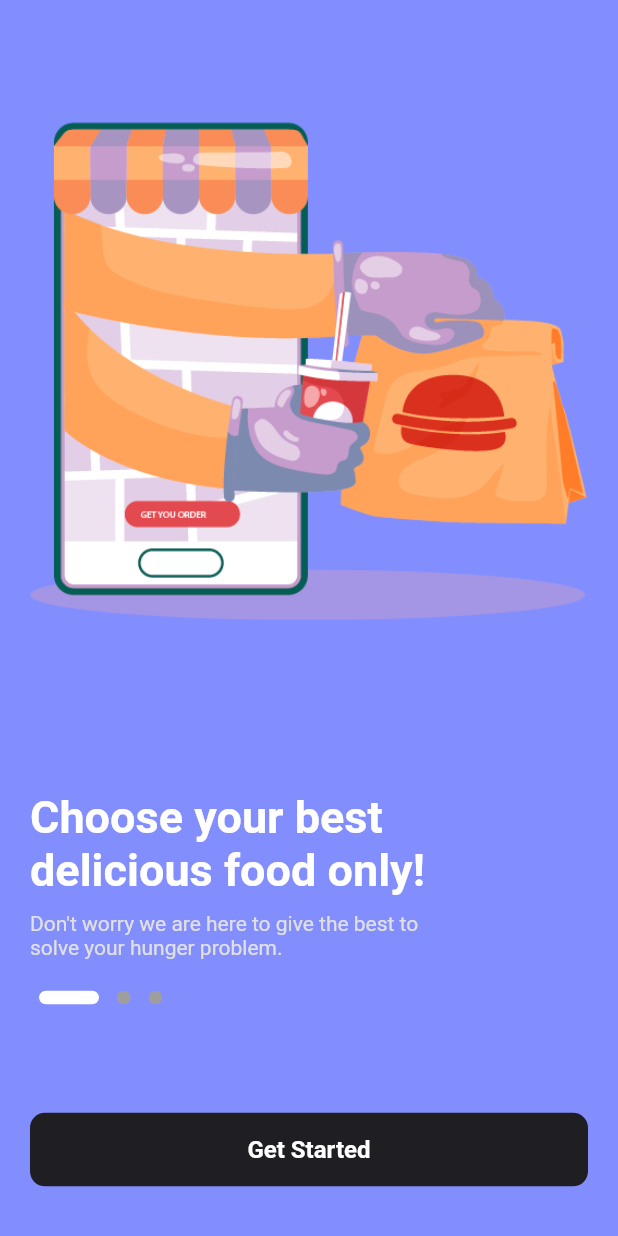
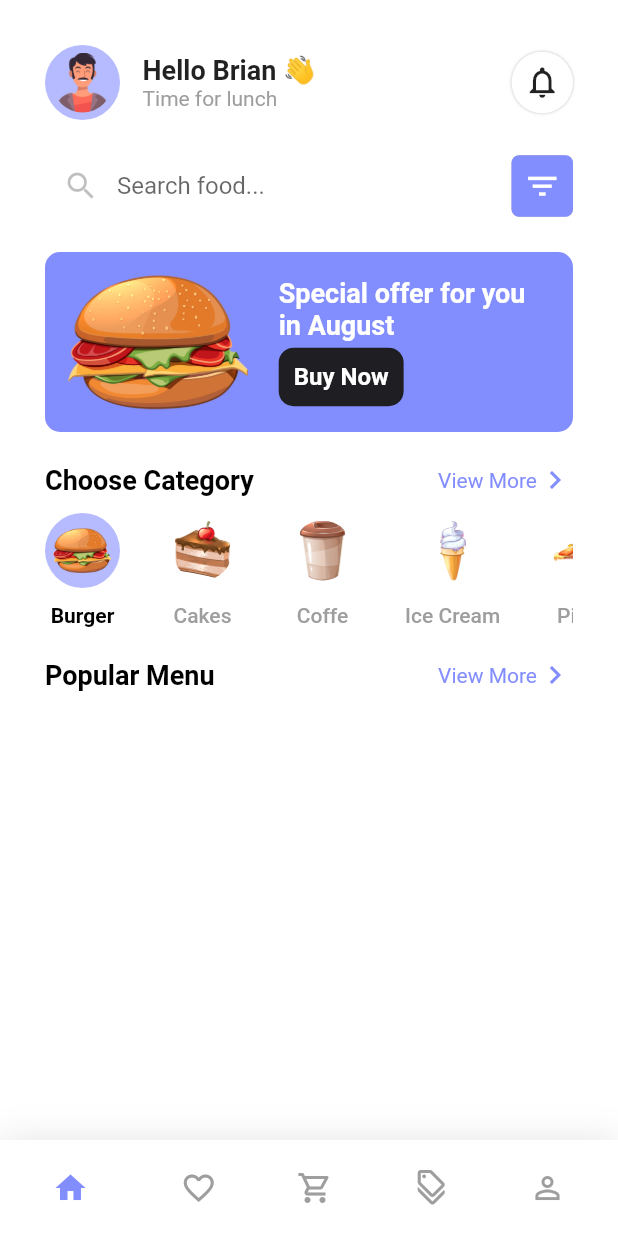
Before and after one commit to febriyantoilham/food_delivery, a Flutter app: the screen it shows after launch, after a tap on "Get Started", on a phone screen of 412 x 824 dp. Run offline on Flutter 3.47's test engine with Material 2 defaults, Android fonts, the light colour scheme and no system bars; drawn by our look-alikes of dots_indicator, google_nav_bar; our stand-ins replace get.

Commit message:
HomePageBuild
Home Page First Build

```diff
--- a/lib/route.dart
+++ b/lib/route.dart
@@ -1,10 +1,20 @@
+import 'package:food_delivery/screen/home/home_page.dart';
+import 'package:food_delivery/screen/navbar.dart';
 import 'package:food_delivery/screen/splash_screen/splash_screen.dart';
 import 'package:get/get.dart';
 
 class RouteHelper {
   static const String splash = "/splash";
+  static const String navbar = "/navbar";
+  static const String home = "/home";
+
   static String getSplash() => splash;
+  static String getNavbar() => navbar;
+  static String getHome() => home;
+
   static List<GetPage> routes = [
-    GetPage(name: splash, page: () => const SplashScreen())
+    GetPage(name: splash, page: () => const SplashScreen()),
+    GetPage(name: navbar, page: () => const NavBar()),
+    GetPage(name: home, page: () => const HomePage()),
   ];
 }
--- /dev/null
+++ b/lib/screen/home/home_page.dart
@@ -0,0 +1,259 @@
+import 'package:flutter/material.dart';
+import 'package:food_delivery/utilities/color.dart';
+import 'package:food_delivery/utilities/dimension.dart';
+import 'package:food_delivery/widget/button.dart';
+import 'package:food_delivery/widget/text.dart';
+import 'package:food_delivery/widget/textfield.dart';
+
+class HomePage extends StatefulWidget {
+  const HomePage({Key? key}) : super(key: key);
+
+  @override
+  State<HomePage> createState() => _HomePageState();
+}
+
+class _HomePageState extends State<HomePage> {
+  @override
+  Widget build(BuildContext context) {
+    return Scaffold(
+      backgroundColor: AppColor.backgroundColor,
+      body: Container(
+        margin: EdgeInsets.only(top: Dimension.statusBarHeight),
+        child: Padding(
+          padding: const EdgeInsets.all(30),
+          child: Column(
+            children: [
+              // Top Bar Profile Pic, Name, Notification
+              Row(
+                mainAxisAlignment: MainAxisAlignment.spaceBetween,
+                children: [
+                  Row(
+                    children: [
+                      CircleButton(
+                        image: AssetImage("assets/profile-avatar.png"),
+                        bgColor: AppColor.mainColor.withOpacity(0.60),
+                      ),
+                      SizedBox(width: Dimension.width15),
+                      Column(
+                        crossAxisAlignment: CrossAxisAlignment.start,
+                        children: const [
+                          MediumText(text: "Hello Brian 👋"),
+                          NormalText(text: "Time for lunch"),
+                        ],
+                      )
+                    ],
+                  ),
+                  const CircleIconButton(
+                    icon: Icons.notifications_outlined,
+                  )
+                ],
+              ),
+              SizedBox(height: Dimension.height20),
+              // Search Bar
+              Row(
+                children: [
+                  const AppTextField(
+                    text: "Search food...",
+                    icon: Icon(Icons.search_outlined),
+                  ),
+                  SizedBox(width: Dimension.width15),
+                  const SquareIconButton(
+                    icon: Icons.filter_list_outlined,
+                    boxColor: AppColor.mainColor,
+                    iconColor: Colors.white,
+                  )
+                ],
+              ),
+              SizedBox(height: Dimension.height20),
+              // Banner
+              Container(
+                width: double.maxFinite,
+                height: Dimension.screenHeight / (Dimension.screenHeight / 120),
+                padding: EdgeInsets.all(Dimension.height15),
+                decoration: BoxDecoration(
+                    color: AppColor.mainColor,
+                    borderRadius: BorderRadius.circular(Dimension.radius10)),
+                child: Row(
+                  children: [
+                    Expanded(
+                      flex: 2,
+                      child: Image.asset(
+                        "assets/burger.png",
+                      ),
+                    ),
+                    SizedBox(width: Dimension.width20),
+                    Expanded(
+                        flex: 3,
+                        child: Column(
+                          mainAxisAlignment: MainAxisAlignment.spaceAround,
+                          children: [
+                            const MediumText(
+                              text: "Special offer for you in August",
+                              color: Colors.white,
+                            ),
+                            // SizedBox(height: Dimension.height20),
+                            Row(
+                              children: [
+                                SquareButton(
+                                    text: "Buy Now",
+                                    padding: Dimension.height10),
+                              ],
+                            )
+                          ],
+                        )),
+                  ],
+                ),
+              ),
+              // Food Category
+              SizedBox(height: Dimension.height20),
+              Column(
+                children: [
+                  Row(
+                    mainAxisAlignment: MainAxisAlignment.spaceBetween,
+                    children: [
+                      const MediumText(
+                        text: "Choose Category",
+                        color: Colors.black,
+                      ),
+                      Row(
+                        children: const [
+                          NormalText(
+                            text: "View More",
+                            color: AppColor.mainColor,
+                          ),
+                          Icon(
+                            Icons.navigate_next,
+                            color: AppColor.mainColor,
+                          )
+                        ],
+                      )
+                    ],
+                  ),
+                  SizedBox(height: Dimension.height10),
+                  SingleChildScrollView(
+                    scrollDirection: Axis.horizontal,
+                    child: Row(
+                      children: [
+                        Column(
+                          children: [
+                            CircleButton(
+                              image: AssetImage("assets/burger.png"),
+                              bgColor: AppColor.mainColor.withOpacity(0.60),
+                            ),
+                            SizedBox(height: Dimension.height10),
+                            const NormalText(
+                              text: "Burger",
+                              color: Colors.black,
+                              fontWeight: FontWeight.bold,
+                            )
+                          ],
+                        ),
+                        SizedBox(width: Dimension.width30),
+                        Column(
+                          children: [
+                            const CircleButton(
+                              image: AssetImage("assets/cake.png"),
+                              bgColor: Colors.transparent,
+                            ),
+                            SizedBox(height: Dimension.height10),
+                            const NormalText(
+                              text: "Cakes",
+                              fontWeight: FontWeight.w500,
+                            )
+                          ],
+                        ),
+                        SizedBox(width: Dimension.width30),
+                        Column(
+                          children: [
+                            const CircleButton(
+                              image: AssetImage("assets/coffe.png"),
+                              bgColor: Colors.transparent,
+                            ),
+                            SizedBox(height: Dimension.height10),
+                            const NormalText(
+                              text: "Coffe",
+                              fontWeight: FontWeight.w500,
+                            )
+                          ],
+                        ),
+                        SizedBox(width: Dimension.width30),
+                        Column(
+                          children: [
+                            const CircleButton(
+                              image: AssetImage("assets/icecream.png"),
+                              bgColor: Colors.transparent,
+                            ),
+                            SizedBox(height: Dimension.height10),
+                            const NormalText(
+                              text: "Ice Cream",
+                              fontWeight: FontWeight.w500,
+                            )
+                          ],
+                        ),
+                        SizedBox(width: Dimension.width30),
+                        Column(
+                          children: [
+                            const CircleButton(
+                              image: AssetImage("assets/pizza.png"),
+                              bgColor: Colors.transparent,
+                            ),
+                            SizedBox(height: Dimension.height10),
+                            const NormalText(
+                              text: "Pizza",
+                              fontWeight: FontWeight.w500,
+                            )
+                          ],
+                        ),
+                        SizedBox(width: Dimension.width30),
+                        Column(
+                          children: [
+                            const CircleButton(
+                              image: AssetImage("assets/popcorn.png"),
+                              bgColor: Colors.transparent,
+                            ),
+                            SizedBox(height: Dimension.height10),
+                            const NormalText(
+                              text: "Pop Corn",
+                              fontWeight: FontWeight.w500,
+                            )
+                          ],
+                        ),
+                      ],
+                    ),
+                  ),
+                ],
+              ),
+              SizedBox(height: Dimension.height20),
+              // Popular Food Menu
+              Column(
+                children: [
+                  Row(
+                    mainAxisAlignment: MainAxisAlignment.spaceBetween,
+                    children: [
+                      const MediumText(
+                        text: "Popular Menu",
+                        color: Colors.black,
+                      ),
+                      Row(
+                        children: const [
+                          NormalText(
+                            text: "View More",
+                            color: AppColor.mainColor,
+                          ),
+                          Icon(
+                            Icons.navigate_next,
+                            color: AppColor.mainColor,
+                          )
+                        ],
+                      )
+                    ],
+                  ),
+                ],
+              ),
+            ],
+          ),
+        ),
+      ),
+    );
+  }
+}
--- /dev/null
+++ b/lib/screen/navbar.dart
@@ -0,0 +1,90 @@
+import 'package:flutter/material.dart';
+import 'package:food_delivery/screen/home/home_page.dart';
+import 'package:food_delivery/utilities/color.dart';
+import 'package:google_nav_bar/google_nav_bar.dart';
+
+class NavBar extends StatefulWidget {
+  const NavBar({Key? key}) : super(key: key);
+
+  @override
+  State<NavBar> createState() => _NavBarState();
+}
+
+class _NavBarState extends State<NavBar> {
+  int _selectedIndex = 0;
+
+  static const List<Widget> _widgetOptions = <Widget>[
+    HomePage(),
+    Text("Favorite Page"),
+    Text("Cart Page"),
+    Text("Promo Page"),
+    Text("Profil Page"),
+  ];
+
+  @override
+  Widget build(BuildContext context) {
+    return Scaffold(
+      backgroundColor: Colors.white,
+      body: Center(
+        child: _widgetOptions.elementAt(_selectedIndex),
+      ),
+      bottomNavigationBar: Container(
+        decoration: BoxDecoration(
+          color: Colors.white,
+          boxShadow: [
+            BoxShadow(
+              blurRadius: 20,
+              color: Colors.black.withOpacity(.1),
+            )
+          ],
+        ),
+        child: SafeArea(
+          child: Padding(
+            padding: const EdgeInsets.symmetric(horizontal: 15.0, vertical: 8),
+            child: GNav(
+              rippleColor: Colors.grey[300]!,
+              hoverColor: Colors.grey[100]!,
+              gap: 8,
+              activeColor: AppColor.mainColor,
+              iconSize: 24,
+              padding: const EdgeInsets.symmetric(horizontal: 20, vertical: 12),
+              duration: const Duration(milliseconds: 400),
+              // tabBackgroundColor: Colors.grey[100]!,
+              color: Colors.grey,
+              tabs: [
+                GButton(
+                  icon: _selectedIndex == 0 ? Icons.home : Icons.home_outlined,
+                ),
+                GButton(
+                  icon: _selectedIndex == 1
+                      ? Icons.favorite
+                      : Icons.favorite_outline,
+                ),
+                GButton(
+                  icon: _selectedIndex == 2
+                      ? Icons.shopping_cart
+                      : Icons.shopping_cart_outlined,
+                ),
+                GButton(
+                  icon: _selectedIndex == 3
+                      ? Icons.discount
+                      : Icons.discount_outlined,
+                ),
+                GButton(
+                  icon:
+                      _selectedIndex == 4 ? Icons.person : Icons.person_outline,
+                ),
+              ],
+              selectedIndex: _selectedIndex,
+              onTabChange: (index) {
+                setState(() {
+                  _selectedIndex = index;
+                });
+              },
+            ),
+          ),
+        ),
+      ),
+    );
+  }
+}
--- a/lib/screen/splash_screen/splash_screen.dart
+++ b/lib/screen/splash_screen/splash_screen.dart
@@ -1,9 +1,11 @@
 import 'package:dots_indicator/dots_indicator.dart';
 import 'package:flutter/material.dart';
+import 'package:food_delivery/route.dart';
 import 'package:food_delivery/utilities/color.dart';
 import 'package:food_delivery/utilities/dimension.dart';
 import 'package:food_delivery/widget/button.dart';
 import 'package:food_delivery/widget/text.dart';
+import 'package:get/get.dart';
 
 class SplashScreen extends StatelessWidget {
   const SplashScreen({Key? key}) : super(key: key);
@@ -70,8 +72,11 @@ class SplashScreen extends StatelessWidget {
                     ),
                   ),
                   SquareButton(
-                    onTap: () {},
+                    onTap: () {
+                      Get.offNamed(RouteHelper.getNavbar());
+                    },
                     text: "Get Started",
+                    width: double.maxFinite,
                   )
                 ],
               ))
--- a/lib/utilities/dimension.dart
+++ b/lib/utilities/dimension.dart
@@ -10,6 +10,7 @@ class Dimension {
   static double height10 = screenHeight / (screenHeight / 10);
   static double height15 = screenHeight / (screenHeight / 15);
   static double height20 = screenHeight / (screenHeight / 20);
+  static double height25 = screenHeight / (screenHeight / 25);
   static double height30 = screenHeight / (screenHeight / 30);
   static double height40 = screenHeight / (screenHeight / 40);
   static double height50 = screenHeight / (screenHeight / 50);
@@ -27,6 +28,7 @@ class Dimension {
   static double widthx = screenWidth / (screenWidth / customWidth);
 
   //Radius
+  static double radius5 = 5;
   static double radius10 = 10;
 
   // Font Size
--- a/lib/widget/button.dart
+++ b/lib/widget/button.dart
@@ -3,26 +3,32 @@ import 'package:food_delivery/utilities/color.dart';
 import 'package:food_delivery/utilities/dimension.dart';
 
 class SquareButton extends StatelessWidget {
-  const SquareButton(
-      {Key? key,
-      required this.text,
-      this.buttonColor = AppColor.buttonColorBlack,
-      this.textColor = Colors.white,
-      this.onTap})
-      : super(key: key);
+  const SquareButton({
+    Key? key,
+    required this.text,
+    this.buttonColor = AppColor.buttonColorBlack,
+    this.textColor = Colors.white,
+    this.onTap,
+    this.width,
+    this.font = 16,
+    this.padding = 15,
+  }) : super(key: key);
 
   final String text;
   final Color buttonColor;
   final Color textColor;
   final VoidCallback? onTap;
+  final double? width;
+  final double font;
+  final double padding;
 
   @override
   Widget build(BuildContext context) {
     return GestureDetector(
       onTap: onTap,
       child: Container(
-        width: double.maxFinite,
-        padding: EdgeInsets.all(Dimension.height15),
+        width: width,
+        padding: EdgeInsets.all(padding),
         decoration: BoxDecoration(
             color: buttonColor,
             borderRadius:
@@ -31,12 +37,126 @@ class SquareButton extends StatelessWidget {
           child: Text(
             text,
             style: TextStyle(
-                color: textColor,
-                fontWeight: FontWeight.w600,
-                fontSize: Dimension.font16),
+                color: textColor, fontWeight: FontWeight.w600, fontSize: font),
           ),
         ),
       ),
     );
   }
 }
+
+class CircleButton extends StatelessWidget {
+  const CircleButton({
+    Key? key,
+    required this.image,
+    this.height = 40,
+    this.width = 40,
+    this.onTap,
+    required this.bgColor,
+  }) : super(key: key);
+
+  final ImageProvider image;
+  final double? height;
+  final double? width;
+  final VoidCallback? onTap;
+  final Color bgColor;
+
+  @override
+  Widget build(BuildContext context) {
+    return GestureDetector(
+      onTap: onTap,
+      child: Container(
+        padding: EdgeInsets.all(Dimension.height10 - 5),
+        decoration: BoxDecoration(
+          color: bgColor,
+          shape: BoxShape.circle,
+        ),
+        child: Container(
+          height: height,
+          width: width,
+          decoration: BoxDecoration(
+              shape: BoxShape.circle, image: DecorationImage(image: image)),
+        ),
+      ),
+    );
+  }
+}
+
+class CircleIconButton extends StatelessWidget {
+  const CircleIconButton({
+    Key? key,
+    required this.icon,
+    this.onTap,
+  }) : super(key: key);
+
+  final IconData icon;
+  final VoidCallback? onTap;
+
+  @override
+  Widget build(BuildContext context) {
+    return GestureDetector(
+      onTap: onTap,
+      child: Container(
+        padding: EdgeInsets.all(Dimension.height10 - 2),
+        decoration: BoxDecoration(
+          color: Colors.white,
+          boxShadow: [
+            BoxShadow(
+              color: Colors.black.withOpacity(0.25),
+              spreadRadius: 0,
+              blurRadius: 1,
+            )
+          ],
+          shape: BoxShape.circle,
+        ),
+        child: Icon(
+          icon,
+          size: Dimension.height25,
+        ),
+      ),
+    );
+  }
+}
+
+class SquareIconButton extends StatelessWidget {
+  const SquareIconButton({
+    Key? key,
+    required this.icon,
+    this.onTap,
+    this.boxColor = Colors.white,
+    this.iconColor = Colors.black,
+  }) : super(key: key);
+
+  final IconData icon;
+  final VoidCallback? onTap;
+  final Color? boxColor;
+  final Color? iconColor;
+
+  @override
+  Widget build(BuildContext context) {
+    return GestureDetector(
+      onTap: onTap,
+      child: Container(
+        padding: EdgeInsets.all(Dimension.height10 - 2),
+        decoration: BoxDecoration(
+            color: boxColor,
+            boxShadow: [
+              BoxShadow(
+                color: Colors.black.withOpacity(0.25),
+                spreadRadius: 0,
+                blurRadius: boxColor == Colors.white ? 1 : 0,
+              ),
+            ],
+            shape: BoxShape.rectangle,
+            borderRadius: BorderRadius.all(
+              Radius.circular(Dimension.radius5),
+            )),
+        child: Icon(
+          icon,
+          size: Dimension.height25,
+          color: iconColor,
+        ),
+      ),
+    );
+  }
+}
--- a/lib/widget/text.dart
+++ b/lib/widget/text.dart
@@ -32,10 +32,12 @@ class NormalText extends StatelessWidget {
     Key? key,
     this.color = Colors.grey,
     required this.text,
+    this.fontWeight,
   }) : super(key: key);
 
   final String text;
   final Color color;
+  final FontWeight? fontWeight;
 
   @override
   Widget build(BuildContext context) {
@@ -43,7 +45,32 @@ class NormalText extends StatelessWidget {
       text,
       style: TextStyle(
         color: color,
+        fontWeight: fontWeight,
       ),
     );
   }
 }
+
+class MediumText extends StatelessWidget {
+  const MediumText({
+    Key? key,
+    required this.text,
+    this.fontSize = 18,
+    this.fontWeight = FontWeight.bold,
+    this.color,
+  }) : super(key: key);
+
+  final String text;
+  final double? fontSize;
+  final FontWeight fontWeight;
+  final Color? color;
+
+  @override
+  Widget build(BuildContext context) {
+    return Text(
+      text,
+      style:
+          TextStyle(fontWeight: fontWeight, fontSize: fontSize, color: color),
+    );
+  }
+}
--- /dev/null
+++ b/lib/widget/textfield.dart
@@ -0,0 +1,42 @@
+import 'package:flutter/material.dart';
+import 'package:food_delivery/utilities/color.dart';
+import 'package:food_delivery/utilities/dimension.dart';
+
+class AppTextField extends StatelessWidget {
+  const AppTextField({
+    Key? key,
+    required this.text,
+    required this.icon,
+    this.textController,
+  }) : super(key: key);
+
+  final String text;
+  final Icon icon;
+  final TextEditingController? textController;
+
+  @override
+  Widget build(BuildContext context) {
+    return Expanded(
+      child: TextField(
+        controller: textController,
+        style: TextStyle(fontSize: Dimension.font16),
+        cursorColor: AppColor.mainColor,
+        decoration: InputDecoration(
+          contentPadding: EdgeInsets.zero,
+          hintText: text,
+          enabledBorder: OutlineInputBorder(
+            borderSide: const BorderSide(color: Colors.white, width: 1),
+            borderRadius: BorderRadius.circular(Dimension.radius10),
+          ),
+          focusedBorder: OutlineInputBorder(
+            borderSide:
+                BorderSide(color: Colors.black.withOpacity(0.10), width: 1),
+            borderRadius: BorderRadius.circular(Dimension.radius10),
+          ),
+          prefixIcon: icon,
+          prefixIconColor: Colors.black.withOpacity(0.25),
+        ),
+      ),
+    );
+  }
+}
--- a/pubspec.yaml
+++ b/pubspec.yaml
@@ -36,6 +36,8 @@ dependencies:
   cupertino_icons: ^1.0.2
   get: ^4.6.5
   dots_indicator: ^2.1.0
+  google_nav_bar: ^5.0.6
+
 
 dev_dependencies:
   flutter_test:
```
Also changed, not shown: assets/burger.png (added), assets/cake.png (added), assets/coffe.png (added), assets/icecream.png (added), assets/pizza.png (added), assets/popcorn.png (added), assets/profile-avatar.png (added), pubspec.lock.
